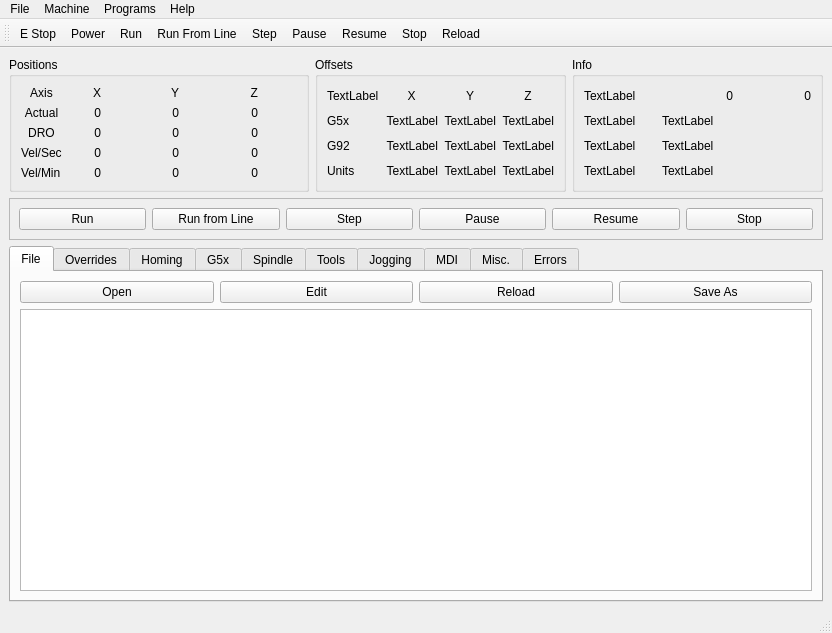
First picture: the form in examples/xyz.ui, repository jethornton/flexgui, before the edit.
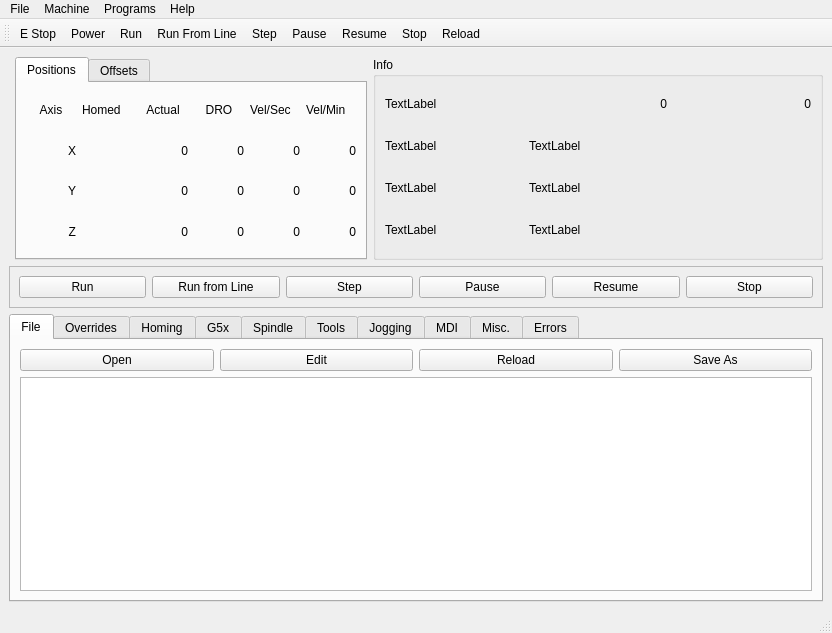
Second picture: the form after the edit.

```diff
--- a/examples/xyz.ui
+++ b/examples/xyz.ui
@@ -69,417 +69,6 @@
       </layout>
      </widget>
     </item>
-    <item row="0" column="1">
-     <widget class="QGroupBox" name="groupBox_2">
-      <property name="title">
-       <string>Offsets</string>
-      </property>
-      <layout class="QGridLayout" name="gridLayout_2">
-       <item row="1" column="2">
-        <widget class="QLabel" name="g5x_lb_y">
-         <property name="text">
-          <string>TextLabel</string>
-         </property>
-         <property name="alignment">
-          <set>Qt::AlignRight|Qt::AlignTrailing|Qt::AlignVCenter</set>
-         </property>
-        </widget>
-       </item>
-       <item row="1" column="0">
-        <widget class="QLabel" name="label_9">
-         <property name="text">
-          <string>G5x</string>
-         </property>
-        </widget>
-       </item>
-       <item row="0" column="2">
-        <widget class="QLabel" name="label_6">
-         <property name="text">
-          <string>Y</string>
-         </property>
-         <property name="alignment">
-          <set>Qt::AlignCenter</set>
-         </property>
-        </widget>
-       </item>
-       <item row="1" column="3">
-        <widget class="QLabel" name="g5x_lb_z">
-         <property name="text">
-          <string>TextLabel</string>
-         </property>
-         <property name="alignment">
-          <set>Qt::AlignRight|Qt::AlignTrailing|Qt::AlignVCenter</set>
-         </property>
-        </widget>
-       </item>
-       <item row="0" column="0">
-        <widget class="QLabel" name="g5x_index_lb">
-         <property name="text">
-          <string>TextLabel</string>
-         </property>
-        </widget>
-       </item>
-       <item row="2" column="3">
-        <widget class="QLabel" name="g92_lb_z">
-         <property name="text">
-          <string>TextLabel</string>
-         </property>
-         <property name="alignment">
-          <set>Qt::AlignRight|Qt::AlignTrailing|Qt::AlignVCenter</set>
-         </property>
-        </widget>
-       </item>
-       <item row="1" column="1">
-        <widget class="QLabel" name="g5x_lb_x">
-         <property name="text">
-          <string>TextLabel</string>
-         </property>
-         <property name="alignment">
-          <set>Qt::AlignRight|Qt::AlignTrailing|Qt::AlignVCenter</set>
-         </property>
-        </widget>
-       </item>
-       <item row="2" column="0">
-        <widget class="QLabel" name="label_10">
-         <property name="text">
-          <string>G92</string>
-         </property>
-        </widget>
-       </item>
-       <item row="0" column="3">
-        <widget class="QLabel" name="label_8">
-         <property name="text">
-          <string>Z</string>
-         </property>
-         <property name="alignment">
-          <set>Qt::AlignCenter</set>
-         </property>
-        </widget>
-       </item>
-       <item row="2" column="2">
-        <widget class="QLabel" name="g92_lb_y">
-         <property name="text">
-          <string>TextLabel</string>
-         </property>
-         <property name="alignment">
-          <set>Qt::AlignRight|Qt::AlignTrailing|Qt::AlignVCenter</set>
-         </property>
-        </widget>
-       </item>
-       <item row="0" column="1">
-        <widget class="QLabel" name="label_7">
-         <property name="text">
-          <string>X</string>
-         </property>
-         <property name="alignment">
-          <set>Qt::AlignCenter</set>
-         </property>
-        </widget>
-       </item>
-       <item row="2" column="1">
-        <widget class="QLabel" name="g92_lb_x">
-         <property name="text">
-          <string>TextLabel</string>
-         </property>
-         <property name="alignment">
-          <set>Qt::AlignRight|Qt::AlignTrailing|Qt::AlignVCenter</set>
-         </property>
-        </widget>
-       </item>
-       <item row="3" column="1">
-        <widget class="QLabel" name="joint_units_0_lb">
-         <property name="text">
-          <string>TextLabel</string>
-         </property>
-         <property name="alignment">
-          <set>Qt::AlignRight|Qt::AlignTrailing|Qt::AlignVCenter</set>
-         </property>
-        </widget>
-       </item>
-       <item row="3" column="0">
-        <widget class="QLabel" name="label_13">
-         <property name="text">
-          <string>Units</string>
-         </property>
-        </widget>
-       </item>
-       <item row="3" column="2">
-        <widget class="QLabel" name="joint_units_1_lb">
-         <property name="text">
-          <string>TextLabel</string>
-         </property>
-         <property name="alignment">
-          <set>Qt::AlignRight|Qt::AlignTrailing|Qt::AlignVCenter</set>
-         </property>
-        </widget>
-       </item>
-       <item row="3" column="3">
-        <widget class="QLabel" name="joint_units_2_lb">
-         <property name="text">
-          <string>TextLabel</string>
-         </property>
-         <property name="alignment">
-          <set>Qt::AlignRight|Qt::AlignTrailing|Qt::AlignVCenter</set>
-         </property>
-        </widget>
-       </item>
-      </layout>
-     </widget>
-    </item>
-    <item row="0" column="0">
-     <widget class="QGroupBox" name="groupBox">
-      <property name="sizePolicy">
-       <sizepolicy hsizetype="Fixed" vsizetype="Preferred">
-        <horstretch>0</horstretch>
-        <verstretch>0</verstretch>
-       </sizepolicy>
-      </property>
-      <property name="minimumSize">
-       <size>
-        <width>300</width>
-        <height>0</height>
-       </size>
-      </property>
-      <property name="title">
-       <string>Positions</string>
-      </property>
-      <layout class="QGridLayout" name="gridLayout">
-       <item row="0" column="0">
-        <widget class="QLabel" name="label_11">
-         <property name="text">
-          <string>Axis</string>
-         </property>
-         <property name="alignment">
-          <set>Qt::AlignCenter</set>
-         </property>
-        </widget>
-       </item>
-       <item row="0" column="1">
-        <widget class="QLabel" name="label">
-         <property name="text">
-          <string>X</string>
-         </property>
-         <property name="alignment">
-          <set>Qt::AlignRight|Qt::AlignTrailing|Qt::AlignVCenter</set>
-         </property>
-        </widget>
-       </item>
-       <item row="0" column="2">
-        <widget class="QLabel" name="home_lb_0">
-         <property name="text">
-          <string/>
-         </property>
-        </widget>
-       </item>
-       <item row="0" column="3">
-        <widget class="QLabel" name="label_2">
-         <property name="text">
-          <string>Y</string>
-         </property>
-         <property name="alignment">
-          <set>Qt::AlignRight|Qt::AlignTrailing|Qt::AlignVCenter</set>
-         </property>
-        </widget>
-       </item>
-       <item row="0" column="4">
-        <widget class="QLabel" name="home_lb_1">
-         <property name="text">
-          <string/>
-         </property>
-        </widget>
-       </item>
-       <item row="0" column="5">
-        <widget class="QLabel" name="label_3">
-         <property name="text">
-          <string>Z</string>
-         </property>
-         <property name="alignment">
-          <set>Qt::AlignRight|Qt::AlignTrailing|Qt::AlignVCenter</set>
-         </property>
-        </widget>
-       </item>
-       <item row="0" column="6">
-        <widget class="QLabel" name="home_lb_2">
-         <property name="text">
-          <string/>
-         </property>
-        </widget>
-       </item>
-       <item row="1" column="0">
-        <widget class="QLabel" name="label_5">
-         <property name="text">
-          <string>Actual</string>
-         </property>
-         <property name="alignment">
-          <set>Qt::AlignCenter</set>
-         </property>
-        </widget>
-       </item>
-       <item row="1" column="1">
-        <widget class="QLabel" name="actual_lb_x">
-         <property name="text">
-          <string>0</string>
-         </property>
-         <property name="alignment">
-          <set>Qt::AlignRight|Qt::AlignTrailing|Qt::AlignVCenter</set>
-         </property>
-        </widget>
-       </item>
-       <item row="1" column="3">
-        <widget class="QLabel" name="actual_lb_y">
-         <property name="text">
-          <string>0</string>
-         </property>
-         <property name="alignment">
-          <set>Qt::AlignRight|Qt::AlignTrailing|Qt::AlignVCenter</set>
-         </property>
-        </widget>
-       </item>
-       <item row="1" column="5">
-        <widget class="QLabel" name="actual_lb_z">
-         <property name="text">
-          <string>0</string>
-         </property>
-         <property name="alignment">
-          <set>Qt::AlignRight|Qt::AlignTrailing|Qt::AlignVCenter</set>
-         </property>
-        </widget>
-       </item>
-       <item row="2" column="0">
-        <widget class="QLabel" name="label_4">
-         <property name="text">
-          <string>DRO</string>
-         </property>
-         <property name="alignment">
-          <set>Qt::AlignCenter</set>
-         </property>
-        </widget>
-       </item>
-       <item row="2" column="1">
-        <widget class="QLabel" name="dro_lb_x">
-         <property name="text">
-          <string>0</string>
-         </property>
-         <property name="alignment">
-          <set>Qt::AlignRight|Qt::AlignTrailing|Qt::AlignVCenter</set>
-         </property>
-        </widget>
-       </item>
-       <item row="2" column="3">
-        <widget class="QLabel" name="dro_lb_y">
-         <property name="text">
-          <string>0</string>
-         </property>
-         <property name="alignment">
-          <set>Qt::AlignRight|Qt::AlignTrailing|Qt::AlignVCenter</set>
-         </property>
-        </widget>
-       </item>
-       <item row="2" column="5">
-        <widget class="QLabel" name="dro_lb_z">
-         <property name="text">
-          <string>0</string>
-         </property>
-         <property name="alignment">
-          <set>Qt::AlignRight|Qt::AlignTrailing|Qt::AlignVCenter</set>
-         </property>
-        </widget>
-       </item>
-       <item row="3" column="0">
-        <widget class="QLabel" name="label_16">
-         <property name="text">
-          <string>Vel/Sec</string>
-         </property>
-        </widget>
-       </item>
-       <item row="3" column="1">
-        <widget class="QLabel" name="joint_velocity_0_lb">
-         <property name="text">
-          <string>0</string>
-         </property>
-         <property name="alignment">
-          <set>Qt::AlignRight|Qt::AlignTrailing|Qt::AlignVCenter</set>
-         </property>
-         <property name="precision" stdset="0">
-          <string>2</string>
-         </property>
-        </widget>
-       </item>
-       <item row="3" column="3">
-        <widget class="QLabel" name="joint_velocity_1_lb">
-         <property name="text">
-          <string>0</string>
-         </property>
-         <property name="alignment">
-          <set>Qt::AlignRight|Qt::AlignTrailing|Qt::AlignVCenter</set>
-         </property>
-         <property name="precision" stdset="0">
-          <string>2</string>
-         </property>
-        </widget>
-       </item>
-       <item row="3" column="5">
-        <widget class="QLabel" name="joint_velocity_2_lb">
-         <property name="text">
-          <string>0</string>
-         </property>
-         <property name="alignment">
-          <set>Qt::AlignRight|Qt::AlignTrailing|Qt::AlignVCenter</set>
-         </property>
-         <property name="precision" stdset="0">
-          <string>2</string>
-         </property>
-        </widget>
-       </item>
-       <item row="4" column="0">
-        <widget class="QLabel" name="label_31">
-         <property name="text">
-          <string>Vel/Min</string>
-         </property>
-        </widget>
-       </item>
-       <item row="4" column="1">
-        <widget class="QLabel" name="axis_0_vel_per_min_lb">
-         <property name="text">
-          <string>0</string>
-         </property>
-         <property name="alignment">
-          <set>Qt::AlignRight|Qt::AlignTrailing|Qt::AlignVCenter</set>
-         </property>
-         <property name="precision" stdset="0">
-          <string>1</string>
-         </property>
-        </widget>
-       </item>
-       <item row="4" column="3">
-        <widget class="QLabel" name="axis_1_vel_per_min_lb">
-         <property name="text">
-          <string>0</string>
-         </property>
-         <property name="alignment">
-          <set>Qt::AlignRight|Qt::AlignTrailing|Qt::AlignVCenter</set>
-         </property>
-         <property name="precision" stdset="0">
-          <string>1</string>
-         </property>
-        </widget>
-       </item>
-       <item row="4" column="5">
-        <widget class="QLabel" name="axis_2_vel_per_min_lb">
-         <property name="text">
-          <string>0</string>
-         </property>
-         <property name="alignment">
-          <set>Qt::AlignRight|Qt::AlignTrailing|Qt::AlignVCenter</set>
-         </property>
-         <property name="precision" stdset="0">
-          <string>1</string>
-         </property>
-        </widget>
-       </item>
-      </layout>
-     </widget>
-    </item>
     <item row="3" column="0" colspan="3">
      <widget class="QTabWidget" name="tabWidget">
       <property name="currentIndex">
@@ -1529,6 +1118,12 @@
     </item>
     <item row="0" column="2">
      <widget class="QGroupBox" name="groupBox_3">
+      <property name="minimumSize">
+       <size>
+        <width>450</width>
+        <height>0</height>
+       </size>
+      </property>
       <property name="title">
        <string>Info</string>
       </property>
@@ -1605,6 +1200,424 @@
       </layout>
      </widget>
     </item>
+    <item row="0" column="1">
+     <widget class="QTabWidget" name="tabWidget_2">
+      <property name="currentIndex">
+       <number>0</number>
+      </property>
+      <widget class="QWidget" name="tab_11">
+       <attribute name="title">
+        <string>Positions</string>
+       </attribute>
+       <layout class="QGridLayout" name="gridLayout_2">
+        <item row="1" column="4">
+         <widget class="QLabel" name="joint_vel_sec_0_lb">
+          <property name="text">
+           <string>0</string>
+          </property>
+          <property name="alignment">
+           <set>Qt::AlignRight|Qt::AlignTrailing|Qt::AlignVCenter</set>
+          </property>
+          <property name="precision" stdset="0">
+           <string>2</string>
+          </property>
+         </widget>
+        </item>
+        <item row="2" column="2">
+         <widget class="QLabel" name="actual_lb_y">
+          <property name="text">
+           <string>0</string>
+          </property>
+          <property name="alignment">
+           <set>Qt::AlignRight|Qt::AlignTrailing|Qt::AlignVCenter</set>
+          </property>
+         </widget>
+        </item>
+        <item row="1" column="3">
+         <widget class="QLabel" name="dro_lb_x">
+          <property name="text">
+           <string>0</string>
+          </property>
+          <property name="alignment">
+           <set>Qt::AlignRight|Qt::AlignTrailing|Qt::AlignVCenter</set>
+          </property>
+         </widget>
+        </item>
+        <item row="2" column="0">
+         <widget class="QLabel" name="label_2">
+          <property name="text">
+           <string>Y</string>
+          </property>
+          <property name="alignment">
+           <set>Qt::AlignRight|Qt::AlignTrailing|Qt::AlignVCenter</set>
+          </property>
+         </widget>
+        </item>
+        <item row="3" column="5">
+         <widget class="QLabel" name="joint_vel_min_2_lb">
+          <property name="text">
+           <string>0</string>
+          </property>
+          <property name="alignment">
+           <set>Qt::AlignRight|Qt::AlignTrailing|Qt::AlignVCenter</set>
+          </property>
+          <property name="precision" stdset="0">
+           <string>2</string>
+          </property>
+         </widget>
+        </item>
+        <item row="2" column="3">
+         <widget class="QLabel" name="dro_lb_y">
+          <property name="text">
+           <string>0</string>
+          </property>
+          <property name="alignment">
+           <set>Qt::AlignRight|Qt::AlignTrailing|Qt::AlignVCenter</set>
+          </property>
+         </widget>
+        </item>
+        <item row="1" column="1">
+         <widget class="QLabel" name="home_lb_0">
+          <property name="frameShape">
+           <enum>QFrame::NoFrame</enum>
+          </property>
+          <property name="text">
+           <string/>
+          </property>
+         </widget>
+        </item>
+        <item row="0" column="0">
+         <widget class="QLabel" name="label_11">
+          <property name="text">
+           <string>Axis</string>
+          </property>
+          <property name="alignment">
+           <set>Qt::AlignCenter</set>
+          </property>
+         </widget>
+        </item>
+        <item row="2" column="4">
+         <widget class="QLabel" name="joint_vel_sec_1_lb">
+          <property name="text">
+           <string>0</string>
+          </property>
+          <property name="alignment">
+           <set>Qt::AlignRight|Qt::AlignTrailing|Qt::AlignVCenter</set>
+          </property>
+          <property name="precision" stdset="0">
+           <string>2</string>
+          </property>
+         </widget>
+        </item>
+        <item row="3" column="2">
+         <widget class="QLabel" name="actual_lb_z">
+          <property name="text">
+           <string>0</string>
+          </property>
+          <property name="alignment">
+           <set>Qt::AlignRight|Qt::AlignTrailing|Qt::AlignVCenter</set>
+          </property>
+         </widget>
+        </item>
+        <item row="1" column="2">
+         <widget class="QLabel" name="actual_lb_x">
+          <property name="text">
+           <string>0</string>
+          </property>
+          <property name="alignment">
+           <set>Qt::AlignRight|Qt::AlignTrailing|Qt::AlignVCenter</set>
+          </property>
+         </widget>
+        </item>
+        <item row="2" column="1">
+         <widget class="QLabel" name="home_lb_1">
+          <property name="frameShape">
+           <enum>QFrame::NoFrame</enum>
+          </property>
+          <property name="text">
+           <string/>
+          </property>
+         </widget>
+        </item>
+        <item row="1" column="5">
+         <widget class="QLabel" name="joint_vel_min_0_lb">
+          <property name="text">
+           <string>0</string>
+          </property>
+          <property name="alignment">
+           <set>Qt::AlignRight|Qt::AlignTrailing|Qt::AlignVCenter</set>
+          </property>
+          <property name="precision" stdset="0">
+           <string>2</string>
+          </property>
+         </widget>
+        </item>
+        <item row="0" column="1">
+         <widget class="QLabel" name="label_32">
+          <property name="text">
+           <string>Homed</string>
+          </property>
+         </widget>
+        </item>
+        <item row="0" column="5">
+         <widget class="QLabel" name="label_31">
+          <property name="text">
+           <string>Vel/Min</string>
+          </property>
+         </widget>
+        </item>
+        <item row="3" column="0">
+         <widget class="QLabel" name="label_3">
+          <property name="text">
+           <string>Z</string>
+          </property>
+          <property name="alignment">
+           <set>Qt::AlignRight|Qt::AlignTrailing|Qt::AlignVCenter</set>
+          </property>
+         </widget>
+        </item>
+        <item row="0" column="4">
+         <widget class="QLabel" name="label_16">
+          <property name="text">
+           <string>Vel/Sec</string>
+          </property>
+         </widget>
+        </item>
+        <item row="0" column="2">
+         <widget class="QLabel" name="label_5">
+          <property name="text">
+           <string>Actual</string>
+          </property>
+          <property name="alignment">
+           <set>Qt::AlignCenter</set>
+          </property>
+         </widget>
+        </item>
+        <item row="3" column="3">
+         <widget class="QLabel" name="dro_lb_z">
+          <property name="text">
+           <string>0</string>
+          </property>
+          <property name="alignment">
+           <set>Qt::AlignRight|Qt::AlignTrailing|Qt::AlignVCenter</set>
+          </property>
+         </widget>
+        </item>
+        <item row="0" column="3">
+         <widget class="QLabel" name="label_4">
+          <property name="text">
+           <string>DRO</string>
+          </property>
+          <property name="alignment">
+           <set>Qt::AlignCenter</set>
+          </property>
+         </widget>
+        </item>
+        <item row="3" column="1">
+         <widget class="QLabel" name="home_lb_2">
+          <property name="frameShape">
+           <enum>QFrame::NoFrame</enum>
+          </property>
+          <property name="text">
+           <string/>
+          </property>
+         </widget>
+        </item>
+        <item row="1" column="0">
+         <widget class="QLabel" name="label">
+          <property name="text">
+           <string>X</string>
+          </property>
+          <property name="alignment">
+           <set>Qt::AlignRight|Qt::AlignTrailing|Qt::AlignVCenter</set>
+          </property>
+         </widget>
+        </item>
+        <item row="2" column="5">
+         <widget class="QLabel" name="joint_vel_min_1_lb">
+          <property name="text">
+           <string>0</string>
+          </property>
+          <property name="alignment">
+           <set>Qt::AlignRight|Qt::AlignTrailing|Qt::AlignVCenter</set>
+          </property>
+          <property name="precision" stdset="0">
+           <string>2</string>
+          </property>
+         </widget>
+        </item>
+        <item row="3" column="4">
+         <widget class="QLabel" name="joint_vel_sec_2_lb">
+          <property name="text">
+           <string>0</string>
+          </property>
+          <property name="alignment">
+           <set>Qt::AlignRight|Qt::AlignTrailing|Qt::AlignVCenter</set>
+          </property>
+          <property name="precision" stdset="0">
+           <string>2</string>
+          </property>
+         </widget>
+        </item>
+       </layout>
+      </widget>
+      <widget class="QWidget" name="tab_12">
+       <attribute name="title">
+        <string>Offsets</string>
+       </attribute>
+       <layout class="QGridLayout" name="gridLayout_32">
+        <item row="0" column="0">
+         <widget class="QLabel" name="g5x_index_lb">
+          <property name="text">
+           <string>TextLabel</string>
+          </property>
+         </widget>
+        </item>
+        <item row="0" column="1">
+         <widget class="QLabel" name="label_7">
+          <property name="text">
+           <string>X</string>
+          </property>
+          <property name="alignment">
+           <set>Qt::AlignCenter</set>
+          </property>
+         </widget>
+        </item>
+        <item row="0" column="2">
+         <widget class="QLabel" name="label_6">
+          <property name="text">
+           <string>Y</string>
+          </property>
+          <property name="alignment">
+           <set>Qt::AlignCenter</set>
+          </property>
+         </widget>
+        </item>
+        <item row="0" column="3">
+         <widget class="QLabel" name="label_8">
+          <property name="text">
+           <string>Z</string>
+          </property>
+          <property name="alignment">
+           <set>Qt::AlignCenter</set>
+          </property>
+         </widget>
+        </item>
+        <item row="1" column="0">
+         <widget class="QLabel" name="label_9">
+          <property name="text">
+           <string>G5x</string>
+          </property>
+         </widget>
+        </item>
+        <item row="1" column="1">
+         <widget class="QLabel" name="g5x_lb_x">
+          <property name="text">
+           <string>TextLabel</string>
+          </property>
+          <property name="alignment">
+           <set>Qt::AlignRight|Qt::AlignTrailing|Qt::AlignVCenter</set>
+          </property>
+         </widget>
+        </item>
+        <item row="1" column="2">
+         <widget class="QLabel" name="g5x_lb_y">
+          <property name="text">
+           <string>TextLabel</string>
+          </property>
+          <property name="alignment">
+           <set>Qt::AlignRight|Qt::AlignTrailing|Qt::AlignVCenter</set>
+          </property>
+         </widget>
+        </item>
+        <item row="1" column="3">
+         <widget class="QLabel" name="g5x_lb_z">
+          <property name="text">
+           <string>TextLabel</string>
+          </property>
+          <property name="alignment">
+           <set>Qt::AlignRight|Qt::AlignTrailing|Qt::AlignVCenter</set>
+          </property>
+         </widget>
+        </item>
+        <item row="2" column="0">
+         <widget class="QLabel" name="label_10">
+          <property name="text">
+           <string>G92</string>
+          </property>
+         </widget>
+        </item>
+        <item row="2" column="1">
+         <widget class="QLabel" name="g92_lb_x">
+          <property name="text">
+           <string>TextLabel</string>
+          </property>
+          <property name="alignment">
+           <set>Qt::AlignRight|Qt::AlignTrailing|Qt::AlignVCenter</set>
+          </property>
+         </widget>
+        </item>
+        <item row="2" column="2">
+         <widget class="QLabel" name="g92_lb_y">
+          <property name="text">
+           <string>TextLabel</string>
+          </property>
+          <property name="alignment">
+           <set>Qt::AlignRight|Qt::AlignTrailing|Qt::AlignVCenter</set>
+          </property>
+         </widget>
+        </item>
+        <item row="2" column="3">
+         <widget class="QLabel" name="g92_lb_z">
+          <property name="text">
+           <string>TextLabel</string>
+          </property>
+          <property name="alignment">
+           <set>Qt::AlignRight|Qt::AlignTrailing|Qt::AlignVCenter</set>
+          </property>
+         </widget>
+        </item>
+        <item row="3" column="0">
+         <widget class="QLabel" name="label_13">
+          <property name="text">
+           <string>Units</string>
+          </property>
+         </widget>
+        </item>
+        <item row="3" column="1">
+         <widget class="QLabel" name="joint_units_0_lb">
+          <property name="text">
+           <string>TextLabel</string>
+          </property>
+          <property name="alignment">
+           <set>Qt::AlignRight|Qt::AlignTrailing|Qt::AlignVCenter</set>
+          </property>
+         </widget>
+        </item>
+        <item row="3" column="2">
+         <widget class="QLabel" name="joint_units_1_lb">
+          <property name="text">
+           <string>TextLabel</string>
+          </property>
+          <property name="alignment">
+           <set>Qt::AlignRight|Qt::AlignTrailing|Qt::AlignVCenter</set>
+          </property>
+         </widget>
+        </item>
+        <item row="3" column="3">
+         <widget class="QLabel" name="joint_units_2_lb">
+          <property name="text">
+           <string>TextLabel</string>
+          </property>
+          <property name="alignment">
+           <set>Qt::AlignRight|Qt::AlignTrailing|Qt::AlignVCenter</set>
+          </property>
+         </widget>
+        </item>
+       </layout>
+      </widget>
+     </widget>
+    </item>
    </layout>
   </widget>
   <widget class="QMenuBar" name="menubar">
```
